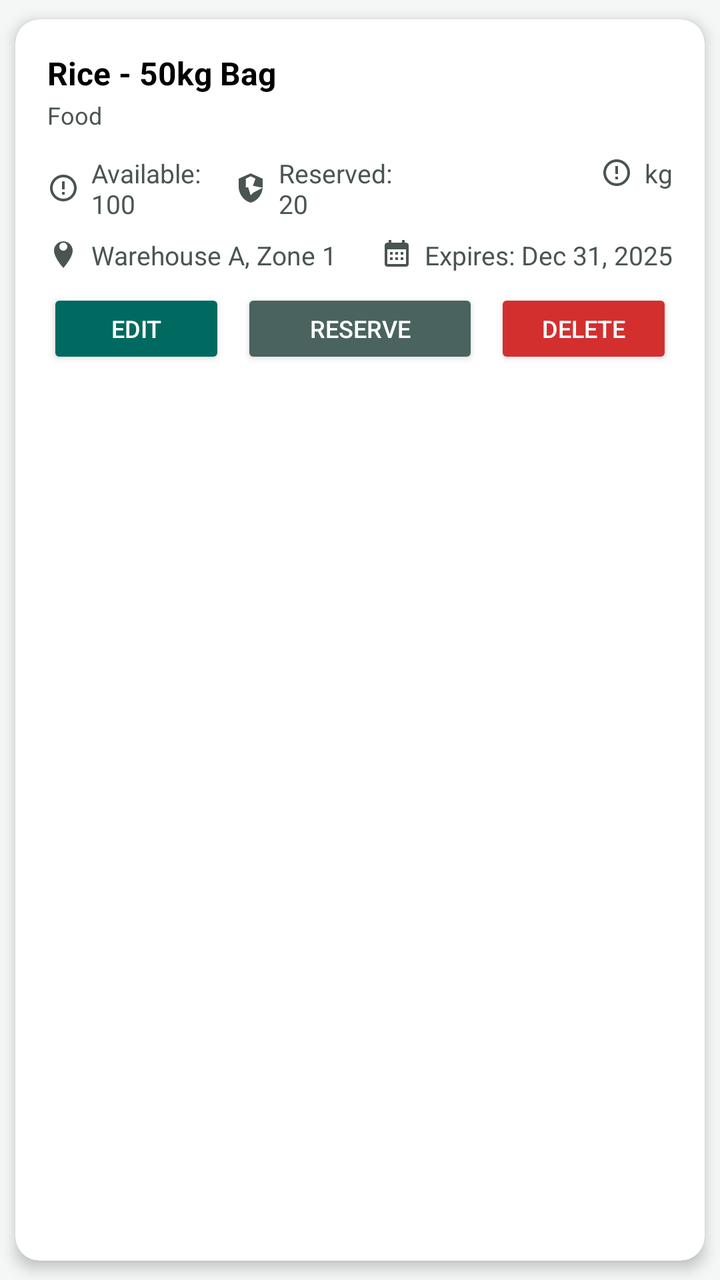
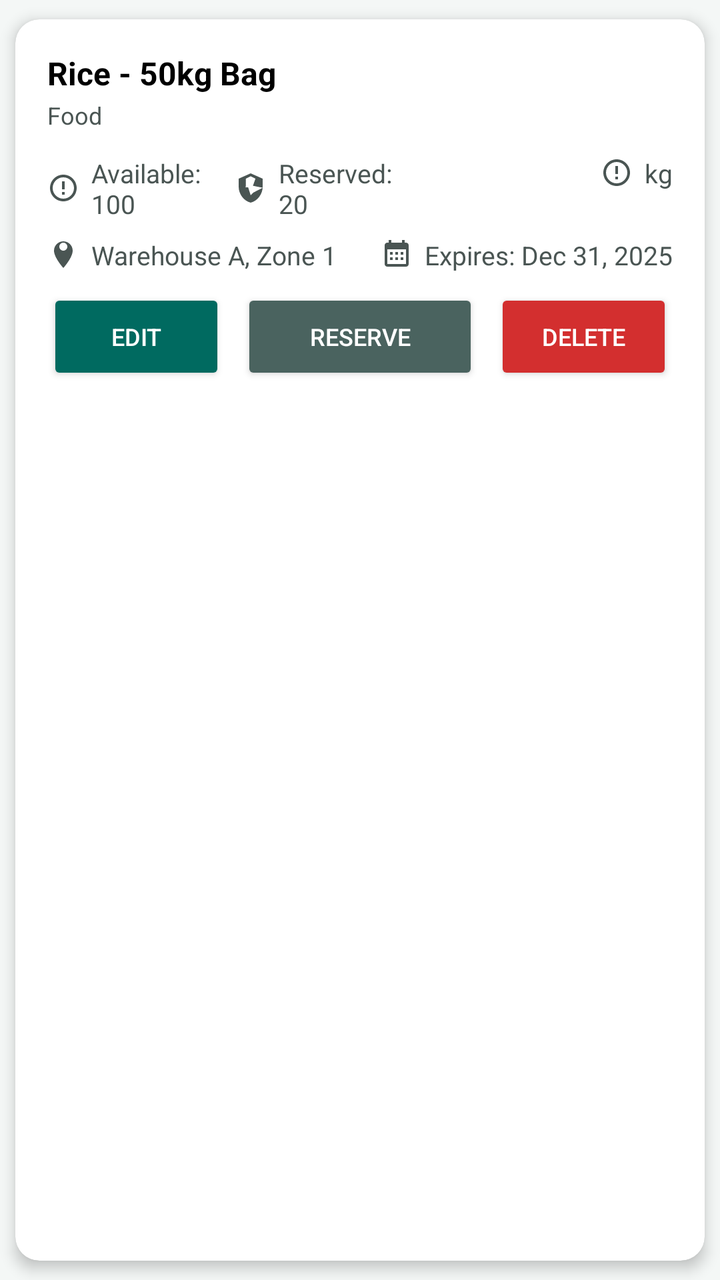

Two renders of the same Android screen: before a commit and after it. Below are the layout's source before the change and the commit's diff.
<!-- AndroidManifest.xml: application theme Theme.ReliefDistribution -->
<!-- res/layout/item_inventory.xml -->
<?xml version="1.0" encoding="utf-8"?>
<androidx.cardview.widget.CardView xmlns:android="http://schemas.android.com/apk/res/android"
    xmlns:app="http://schemas.android.com/apk/res-auto"
    android:layout_width="match_parent"
    android:layout_height="wrap_content"
    android:layout_marginBottom="12dp"
    app:cardCornerRadius="12dp"
    app:cardElevation="4dp"
    app:cardUseCompatPadding="true">

    <LinearLayout
        android:layout_width="match_parent"
        android:layout_height="wrap_content"
        android:orientation="vertical"
        android:padding="16dp">

        
        <LinearLayout
            android:layout_width="match_parent"
            android:layout_height="wrap_content"
            android:layout_marginBottom="12dp"
            android:orientation="horizontal"
            android:weightSum="10">

            <LinearLayout
                android:layout_width="0dp"
                android:layout_height="wrap_content"
                android:layout_weight="7"
                android:orientation="vertical">

                <TextView
                    android:id="@+id/tvItemName"
                    android:layout_width="wrap_content"
                    android:layout_height="wrap_content"
                    android:text="Rice - 50kg Bag"
                    android:textColor="@color/black"
                    android:textSize="16sp"
                    android:textStyle="bold" />

                <TextView
                    android:id="@+id/tvCategory"
                    android:layout_width="wrap_content"
                    android:layout_height="wrap_content"
                    android:layout_marginTop="2dp"
                    android:text="Food"
                    android:textColor="@color/dark_gray"
                    android:textSize="12sp" />
            </LinearLayout>

            <TextView
                android:id="@+id/tvStockStatus"
                android:layout_width="0dp"
                android:layout_height="wrap_content"
                android:layout_weight="3"
                android:gravity="end"
                android:paddingHorizontal="8dp"
                android:paddingVertical="4dp"
                android:text="IN STOCK"
                android:textColor="@color/white"
                android:textSize="11sp"
                android:textStyle="bold" />
        </LinearLayout>

        
        <LinearLayout
            android:layout_width="match_parent"
            android:layout_height="wrap_content"
            android:layout_marginBottom="8dp"
            android:orientation="horizontal"
            android:weightSum="10">

            <LinearLayout
                android:layout_width="0dp"
                android:layout_height="wrap_content"
                android:layout_weight="3"
                android:orientation="horizontal">

                <ImageView
                    android:layout_width="16dp"
                    android:layout_height="16dp"
                    android:layout_gravity="center_vertical"
                    android:src="@drawable/ic_quantity"
                    app:tint="@color/dark_gray" />

                <TextView
                    android:id="@+id/tvAvailableQty"
                    android:layout_width="wrap_content"
                    android:layout_height="wrap_content"
                    android:layout_marginStart="6dp"
                    android:text="Available: 100"
                    android:textColor="@color/dark_gray"
                    android:textSize="13sp" />
            </LinearLayout>

            <LinearLayout
                android:layout_width="0dp"
                android:layout_height="wrap_content"
                android:layout_weight="3"
                android:orientation="horizontal">

                <ImageView
                    android:layout_width="16dp"
                    android:layout_height="16dp"
                    android:layout_gravity="center_vertical"
                    android:src="@drawable/ic_reserved"
                    app:tint="@color/dark_gray" />

                <TextView
                    android:id="@+id/tvReservedQty"
                    android:layout_width="wrap_content"
                    android:layout_height="wrap_content"
                    android:layout_marginStart="6dp"
                    android:text="Reserved: 20"
                    android:textColor="@color/dark_gray"
                    android:textSize="13sp" />
            </LinearLayout>

            <LinearLayout
                android:layout_width="0dp"
                android:layout_height="wrap_content"
                android:layout_weight="4"
                android:gravity="end"
                android:orientation="horizontal">

                <ImageView
                    android:layout_width="16dp"
                    android:layout_height="16dp"
                    android:layout_gravity="center_vertical"
                    android:src="@drawable/ic_unit"
                    app:tint="@color/dark_gray" />

                <TextView
                    android:id="@+id/tvUnit"
                    android:layout_width="wrap_content"
                    android:layout_height="wrap_content"
                    android:layout_marginStart="6dp"
                    android:text="kg"
                    android:textColor="@color/dark_gray"
                    android:textSize="13sp" />
            </LinearLayout>
        </LinearLayout>

        
        <LinearLayout
            android:layout_width="match_parent"
            android:layout_height="wrap_content"
            android:layout_marginBottom="8dp"
            android:orientation="horizontal"
            android:weightSum="10">

            <LinearLayout
                android:layout_width="0dp"
                android:layout_height="wrap_content"
                android:layout_weight="5"
                android:orientation="horizontal">

                <ImageView
                    android:layout_width="16dp"
                    android:layout_height="16dp"
                    android:layout_gravity="center_vertical"
                    android:src="@drawable/ic_location"
                    app:tint="@color/dark_gray" />

                <TextView
                    android:id="@+id/tvLocation"
                    android:layout_width="wrap_content"
                    android:layout_height="wrap_content"
                    android:layout_marginStart="6dp"
                    android:text="Warehouse A, Zone 1"
                    android:textColor="@color/dark_gray"
                    android:textSize="13sp" />
            </LinearLayout>

            <LinearLayout
                android:layout_width="0dp"
                android:layout_height="wrap_content"
                android:layout_weight="5"
                android:gravity="end"
                android:orientation="horizontal">

                <ImageView
                    android:layout_width="16dp"
                    android:layout_height="16dp"
                    android:layout_gravity="center_vertical"
                    android:src="@drawable/ic_calendar"
                    app:tint="@color/dark_gray" />

                <TextView
                    android:id="@+id/tvExpiryDate"
                    android:layout_width="wrap_content"
                    android:layout_height="wrap_content"
                    android:layout_marginStart="6dp"
                    android:text="Expires: Dec 31, 2025"
                    android:textColor="@color/dark_gray"
                    android:textSize="13sp" />
            </LinearLayout>
        </LinearLayout>

        
        <TextView
            android:id="@+id/tvNotes"
            android:layout_width="match_parent"
            android:layout_height="wrap_content"
            android:layout_marginBottom="12dp"
            android:drawableStart="@drawable/ic_notes"
            android:drawablePadding="6dp"
            android:text="Good condition, stored in cool area"
            android:textColor="@color/dark_gray"
            android:textSize="12sp"
            android:visibility="gone" />

        
        <LinearLayout
            android:layout_width="match_parent"
            android:layout_height="wrap_content"
            android:orientation="horizontal"
            android:weightSum="10">

            <Button
                android:id="@+id/btnEditItem"
                android:layout_width="0dp"
                android:layout_height="40dp"
                android:layout_weight="3"
                android:layout_marginEnd="4dp"
                android:backgroundTint="@color/design_default_color_primary"
                android:text="Edit"
                android:textColor="@color/white"
                android:textSize="12sp" />

            <Button
                android:id="@+id/btnReserveItem"
                android:layout_width="0dp"
                android:layout_height="40dp"
                android:layout_weight="4"
                android:layout_marginStart="4dp"
                android:layout_marginEnd="4dp"
                android:backgroundTint="@color/design_default_color_secondary"
                android:text="Reserve"
                android:textColor="@color/white"
                android:textSize="12sp" />

            <Button
                android:id="@+id/btnDeleteItem"
                android:layout_width="0dp"
                android:layout_height="40dp"
                android:layout_weight="3"
                android:layout_marginStart="4dp"
                android:backgroundTint="@color/design_default_color_error"
                android:text="Delete"
                android:textColor="@color/white"
                android:textSize="12sp" />
        </LinearLayout>
    </LinearLayout>
</androidx.cardview.widget.CardView>
<!-- resources referenced by this layout -->
<resources>
  <color name="black">#FF000000</color>
  <color name="dark_gray">#4A5553</color>
  <color name="design_default_color_error">#D32F2F</color>
  <color name="design_default_color_primary">#006A60</color>
  <color name="design_default_color_secondary">#4A635F</color>
  <color name="white">#FFFFFFFF</color>
  <!-- drawable ic_notes (drawable) -->
  <?xml version="1.0" encoding="utf-8"?>
  <vector xmlns:android="http://schemas.android.com/apk/res/android"
      android:width="24dp"
      android:height="24dp"
      android:viewportWidth="24"
      android:viewportHeight="24">
      <path
          android:fillColor="@color/dark_gray"
          android:pathData="M14,2H6c-1.1,0 -2,0.9 -2,2v16c0,1.1 0.9,2 2,2h12c1.1,0 2,-0.9 2,-2V8l-6,-6zm-1,1.5L18.5,9H13V3.5zM6,20V4h7v5h5v11H6z" />
  </vector>
  <!-- drawable ic_quantity (drawable) -->
  <?xml version="1.0" encoding="utf-8"?>
  <vector xmlns:android="http://schemas.android.com/apk/res/android"
      android:width="24dp"
      android:height="24dp"
      android:viewportWidth="24"
      android:viewportHeight="24">
      <path
          android:fillColor="@color/dark_gray"
          android:pathData="M12,2C6.48,2 2,6.48 2,12s4.48,10 10,10 10,-4.48 10,-10S17.52,2 12,2zm0,18c-4.41,0 -8,-3.59 -8,-8s3.59,-8 8,-8 8,3.59 8,8 -3.59,8 -8,8zm-1,-13h2v6h-2zm0,8h2v2h-2z" />
  </vector>
  <!-- drawable ic_unit (drawable) -->
  <?xml version="1.0" encoding="utf-8"?>
  <vector xmlns:android="http://schemas.android.com/apk/res/android"
      android:width="24dp"
      android:height="24dp"
      android:viewportWidth="24"
      android:viewportHeight="24">
      <path
          android:fillColor="@color/dark_gray"
          android:pathData="M12,2C6.48,2 2,6.48 2,12s4.48,10 10,10 10,-4.48 10,-10S17.52,2 12,2zm0,18c-4.41,0 -8,-3.59 -8,-8s3.59,-8 8,-8 8,3.59 8,8 -3.59,8 -8,8zm-1,-13h2v6h-2zm0,8h2v2h-2z" />
  </vector>
  <style name="Theme.ReliefDistribution" parent="Base.Theme.ReliefDistribution" />
  <color name="primary">#006A60</color>
  <color name="on_primary">#FFFFFF</color>
  <color name="primary_container">#CCE8E3</color>
  <color name="on_primary_container">#00201D</color>
  <color name="secondary">#4A635F</color>
  <color name="on_secondary">#FFFFFF</color>
  <color name="background">#F4F7F6</color>
  <color name="surface">#FFFFFF</color>
  <color name="on_surface">#191C1C</color>
  <color name="surface_variant">#EAEFED</color>
  <color name="on_surface_variant">#3F4947</color>
  <color name="emergency_red">#D32F2F</color>
  <color name="on_emergency">#FFFFFF</color>
  <style name="Widget.Relief.CardView" parent="Widget.Material3.CardView.Elevated">
          <item name="cardCornerRadius">@dimen/card_corner_radius</item>
          <item name="cardElevation">4dp</item>
          <item name="cardBackgroundColor">@color/card_surface</item>
          <item name="strokeColor">@color/card_stroke</item>
          <item name="strokeWidth">1dp</item>
      </style>
  <style name="Widget.Relief.Button.Primary" parent="Widget.Material3.Button">
          <item name="cornerRadius">@dimen/button_corner_radius</item>
          <item name="backgroundTint">@color/primary</item>
          <item name="android:textColor">@color/on_primary</item>
          <item name="android:textStyle">bold</item>
          <item name="android:minHeight">@dimen/button_height</item>
          <item name="android:letterSpacing">0.02</item>
      </style>
  <dimen name="card_corner_radius">20dp</dimen>
  <color name="card_surface">#FFFFFF</color>
  <color name="card_stroke">#E0EAE7</color>
  <dimen name="button_corner_radius">14dp</dimen>
  <dimen name="button_height">54dp</dimen>
  <!-- unchanged entries left out for length: 4 -->
</resources>

<!-- the commit's change to res/layout/item_inventory.xml (unified diff, before → after) -->
@@ -219,7 +219,7 @@
             <Button
                 android:id="@+id/btnEditItem"
                 android:layout_width="0dp"
-                android:layout_height="40dp"
+                android:layout_height="48dp"
                 android:layout_weight="3"
                 android:layout_marginEnd="4dp"
                 android:backgroundTint="@color/design_default_color_primary"
@@ -230,7 +230,7 @@
             <Button
                 android:id="@+id/btnReserveItem"
                 android:layout_width="0dp"
-                android:layout_height="40dp"
+                android:layout_height="48dp"
                 android:layout_weight="4"
                 android:layout_marginStart="4dp"
                 android:layout_marginEnd="4dp"
@@ -242,7 +242,7 @@
             <Button
                 android:id="@+id/btnDeleteItem"
                 android:layout_width="0dp"
-                android:layout_height="40dp"
+                android:layout_height="48dp"
                 android:layout_weight="3"
                 android:layout_marginStart="4dp"
                 android:backgroundTint="@color/design_default_color_error"
